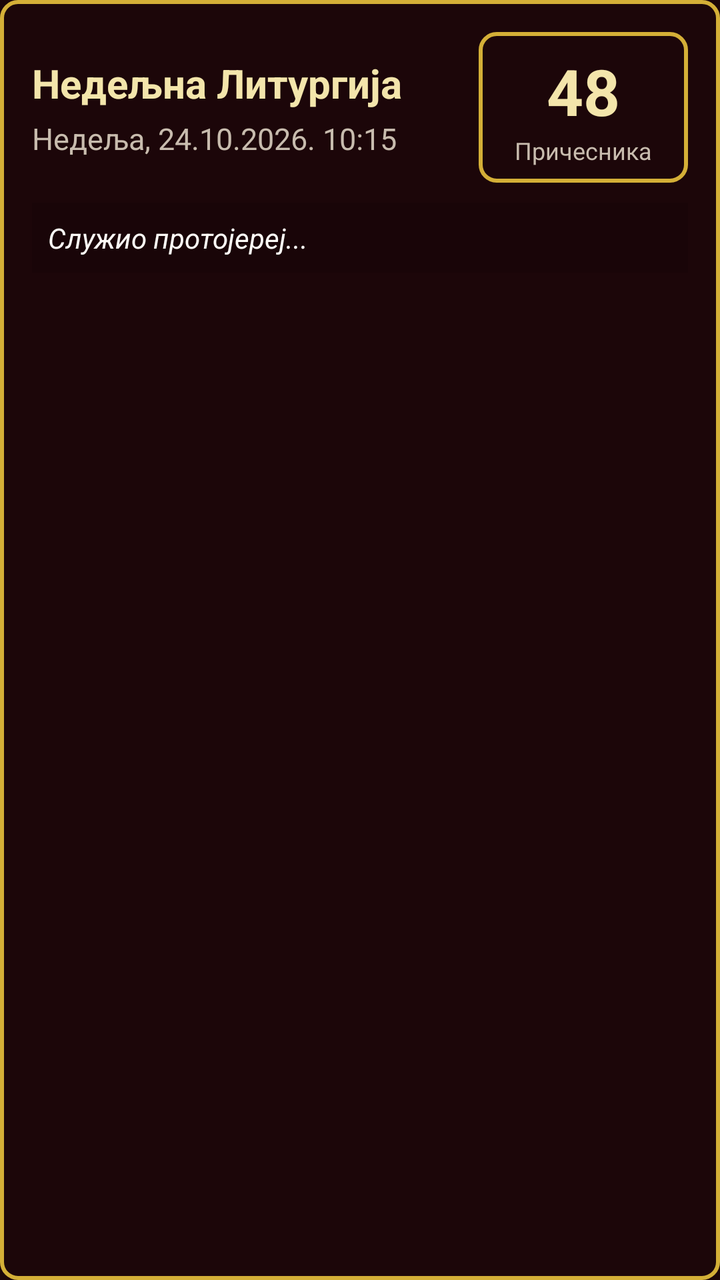
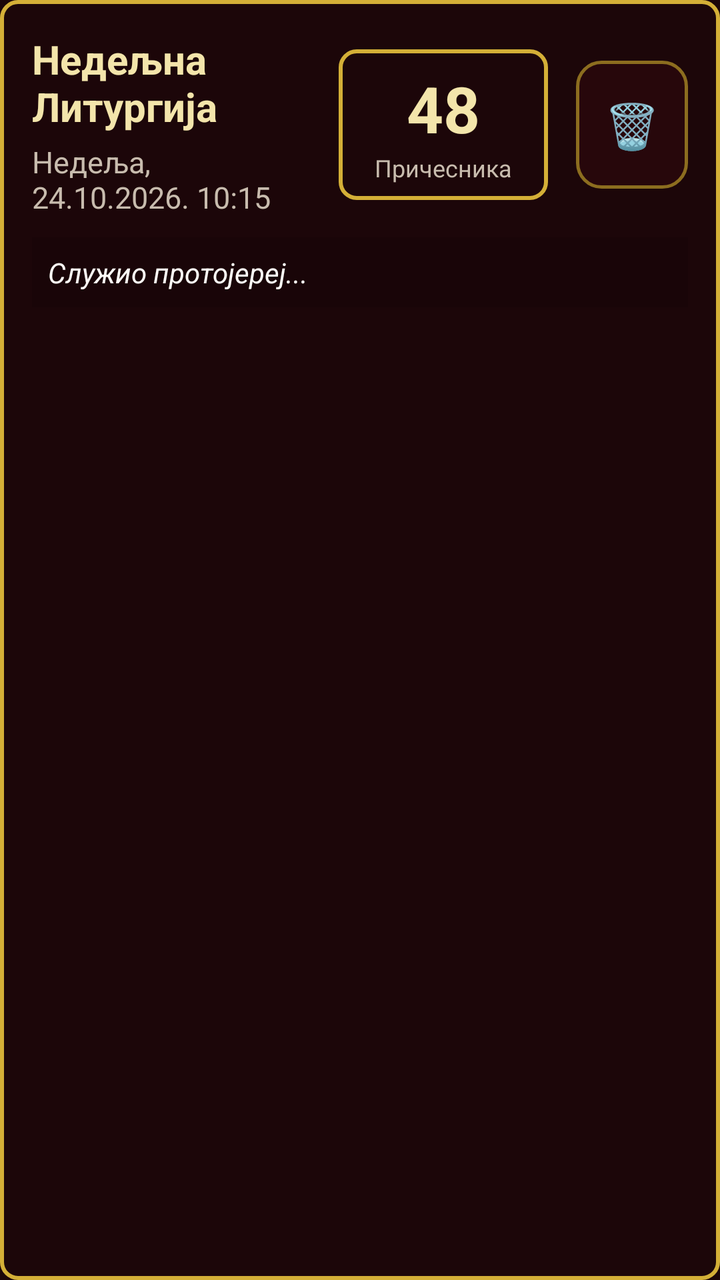

Compare the two renders of this Android layout. The source of the first and the diff that turns it into the second are given below.
<!-- AndroidManifest.xml: application theme LiturgicalTheme -->
<!-- res/layout/item_liturgy_record.xml -->
<?xml version="1.0" encoding="utf-8"?>
<LinearLayout xmlns:android="http://schemas.android.com/apk/res/android"
    android:layout_width="match_parent"
    android:layout_height="wrap_content"
    android:orientation="vertical"
    android:layout_marginBottom="12dp"
    android:padding="16dp"
    android:background="@drawable/border_gold">

    <LinearLayout
        android:layout_width="match_parent"
        android:layout_height="wrap_content"
        android:orientation="horizontal"
        android:gravity="center_vertical">

        
        <LinearLayout
            android:layout_width="0dp"
            android:layout_height="wrap_content"
            android:layout_weight="1"
            android:orientation="vertical">

            <TextView
                android:id="@+id/tv_record_feast"
                android:layout_width="wrap_content"
                android:layout_height="wrap_content"
                android:text="Недељна Литургија"
                android:textColor="@color/gold_bright"
                android:textSize="20sp"
                android:textStyle="bold" />

            <TextView
                android:id="@+id/tv_record_date"
                android:layout_width="wrap_content"
                android:layout_height="wrap_content"
                android:layout_marginTop="4dp"
                android:text="Недеља, 24.10.2026. 10:15"
                android:textColor="@color/parchment_muted"
                android:textSize="15sp" />
        </LinearLayout>

        
        <LinearLayout
            android:layout_width="wrap_content"
            android:layout_height="wrap_content"
            android:gravity="center"
            android:orientation="vertical"
            android:background="@drawable/border_gold"
            android:paddingLeft="18dp"
            android:paddingTop="8dp"
            android:paddingRight="18dp"
            android:paddingBottom="8dp"
            android:layout_marginLeft="16dp">

            <TextView
                android:id="@+id/tv_record_count"
                android:layout_width="wrap_content"
                android:layout_height="wrap_content"
                android:text="48"
                android:textColor="@color/gold_bright"
                android:textSize="32sp"
                android:textStyle="bold" />

            <TextView
                android:layout_width="wrap_content"
                android:layout_height="wrap_content"
                android:text="@string/communicants_label"
                android:textColor="@color/parchment_muted"
                android:textSize="12sp" />
        </LinearLayout>
    </LinearLayout>

    
    <TextView
        android:id="@+id/tv_record_notes"
        android:layout_width="match_parent"
        android:layout_height="wrap_content"
        android:layout_marginTop="10dp"
        android:background="#20000000"
        android:padding="8dp"
        android:text="Служио протојереј..."
        android:textColor="@color/parchment"
        android:textSize="14sp"
        android:textStyle="italic" />

</LinearLayout>
<!-- resources referenced by this layout -->
<resources>
  <color name="gold_bright">#F3E5AB</color>
  <color name="parchment">#FDFBF7</color>
  <color name="parchment_muted">#C8BCAE</color>
  <!-- drawable border_gold (drawable) -->
  <?xml version="1.0" encoding="utf-8"?>
  <shape xmlns:android="http://schemas.android.com/apk/res/android"
      android:shape="rectangle">
      <solid android:color="@color/translucent_dark_burgundy" />
      <stroke
          android:width="2dp"
          android:color="@color/gold_primary" />
      <corners android:radius="8dp" />
  </shape>
  <string name="communicants_label">Причесника</string>
  <style name="LiturgicalTheme" parent="android:Theme.Material.NoActionBar">
          <item name="android:windowBackground">@color/liturgical_burgundy</item>
          <item name="android:colorPrimary">@color/liturgical_wine_dark</item>
          <item name="android:colorPrimaryDark">@color/liturgical_burgundy</item>
          <item name="android:colorAccent">@color/gold_primary</item>
          <item name="android:textColorPrimary">@color/parchment</item>
          <item name="android:textColorSecondary">@color/gold_bright</item>
          <item name="android:navigationBarColor">@color/liturgical_burgundy</item>
          <item name="android:statusBarColor">@color/liturgical_burgundy</item>
          <item name="android:alertDialogTheme">@style/LiturgicalDialogTheme</item>
      </style>
  <color name="translucent_dark_burgundy">#E61C0609</color>
  <color name="gold_primary">#D4AF37</color>
  <color name="liturgical_burgundy">#1C0609</color>
  <color name="liturgical_wine_dark">#2A080C</color>
  <style name="LiturgicalDialogTheme" parent="android:Theme.Material.Dialog">
          <item name="android:windowBackground">@color/liturgical_wine_dark</item>
          <item name="android:colorPrimary">@color/liturgical_wine_dark</item>
          <item name="android:colorPrimaryDark">@color/liturgical_burgundy</item>
          <item name="android:colorAccent">@color/gold_primary</item>
          <item name="android:textColorPrimary">@color/parchment</item>
          <item name="android:textColorSecondary">@color/gold_bright</item>
          <item name="android:textColor">@color/parchment</item>
      </style>
</resources>

<!-- the commit's change to res/layout/item_liturgy_record.xml (unified diff, before → after) -->
@@ -5,7 +5,8 @@
     android:orientation="vertical"
     android:layout_marginBottom="12dp"
     android:padding="16dp"
-    android:background="@drawable/border_gold">
+    android:background="@drawable/border_gold"
+    android:descendantFocusability="blocksDescendants">
 
     <LinearLayout
         android:layout_width="match_parent"
@@ -68,6 +69,19 @@
                 android:textColor="@color/parchment_muted"
                 android:textSize="12sp" />
         </LinearLayout>
+
+        
+        <Button
+            android:id="@+id/btn_delete_record"
+            android:layout_width="56dp"
+            android:layout_height="64dp"
+            android:layout_marginLeft="14dp"
+            android:background="@drawable/btn_undo"
+            android:text="🗑"
+            android:textColor="@color/gold_bright"
+            android:textSize="22sp"
+            android:focusable="false"
+            android:focusableInTouchMode="false" />
     </LinearLayout>
 
     
<!-- resource entries referenced after the edit -->
@@ -13,6 +13,26 @@
           android:color="@color/gold_primary" />
       <corners android:radius="8dp" />
   </shape>
+  <!-- drawable btn_undo (drawable) -->
+  <?xml version="1.0" encoding="utf-8"?>
+  <selector xmlns:android="http://schemas.android.com/apk/res/android">
+      <item android:state_pressed="true">
+          <shape android:shape="rectangle">
+              <solid android:color="@color/red_crimson_pressed" />
+              <stroke android:width="2dp" android:color="@color/gold_amber" />
+              <corners android:radius="12dp" />
+              <padding android:left="16dp" android:top="12dp" android:right="16dp" android:bottom="12dp" />
+          </shape>
+      </item>
+      <item>
+          <shape android:shape="rectangle">
+              <solid android:color="@color/translucent_wine" />
+              <stroke android:width="1.5dp" android:color="@color/gold_border" />
+              <corners android:radius="12dp" />
+              <padding android:left="16dp" android:top="12dp" android:right="16dp" android:bottom="12dp" />
+          </shape>
+      </item>
+  </selector>
   <string name="communicants_label">Причесника</string>
   <style name="LiturgicalTheme" parent="android:Theme.Material.NoActionBar">
           <item name="android:windowBackground">@color/liturgical_burgundy</item>
@@ -27,6 +47,10 @@
       </style>
   <color name="translucent_dark_burgundy">#E61C0609</color>
   <color name="gold_primary">#D4AF37</color>
+  <color name="red_crimson_pressed">#5E1317</color>
+  <color name="gold_amber">#B8860B</color>
+  <color name="translucent_wine">#CC2A080C</color>
+  <color name="gold_border">#8C6D1F</color>
   <color name="liturgical_burgundy">#1C0609</color>
   <color name="liturgical_wine_dark">#2A080C</color>
   <style name="LiturgicalDialogTheme" parent="android:Theme.Material.Dialog">
